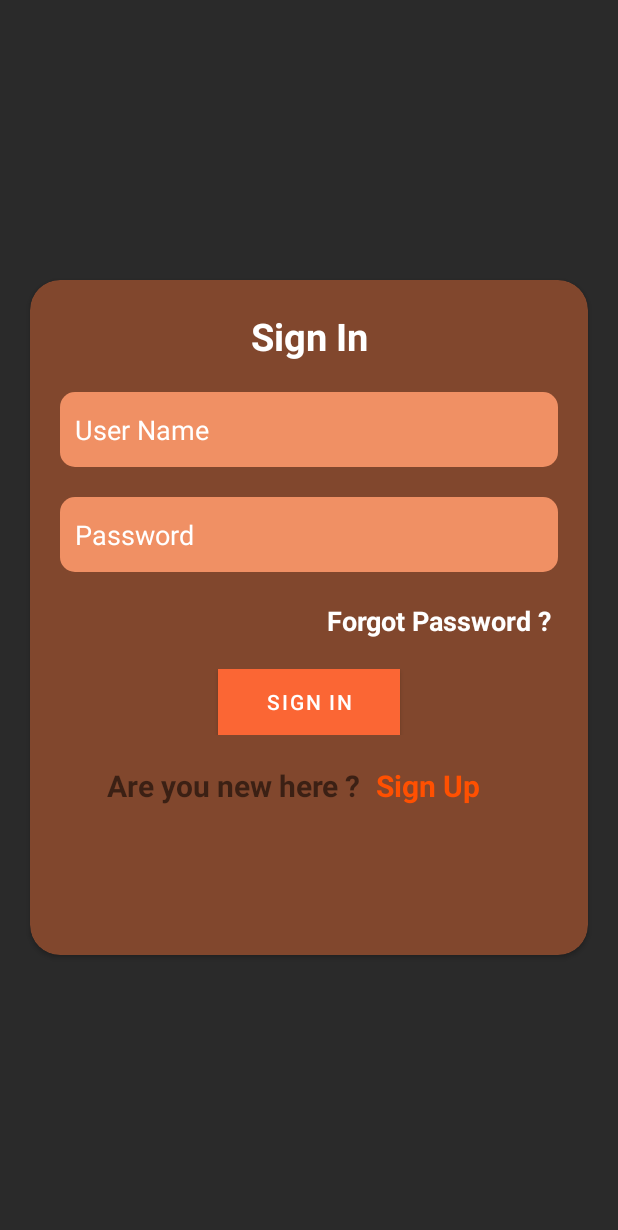
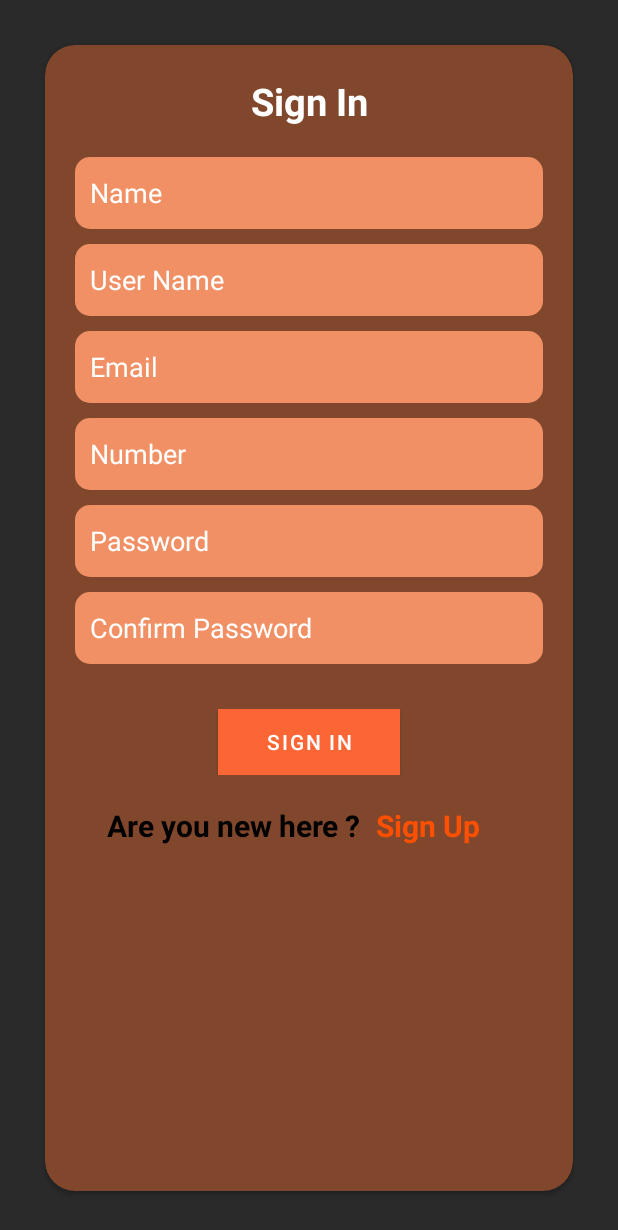
Before and after one commit to Nahidhasan24/MotionAds_Android_NahidSoft, an Android app: the fragment RegisterFragment shown on its own in the app's theme, on a phone screen of 412 x 824 dp. Shown: the top 1230 px of the screen. Run offline under Robolectric (Android 15) with nearby library versions, the phone set to English and light mode, and no system bars; Roboto replaces fonts that are not available here; 1 statement that could not run was skipped.

Commit message:
log in and register xml work dekhe niyen

```diff
--- a/app/src/main/res/layout/fragment_login.xml
+++ b/app/src/main/res/layout/fragment_login.xml
@@ -13,11 +13,8 @@
         android:layout_centerInParent="true"
         app:cardCornerRadius="20sp"
         android:backgroundTint="#81472D"
-        android:layout_margin="20sp">
-        <ScrollView
-            android:layout_width="match_parent"
-            android:layout_height="match_parent"
-            >
+        android:layout_margin="30sp">
+
             <LinearLayout
                 android:layout_width="match_parent"
                 android:layout_height="match_parent"
@@ -30,7 +27,7 @@
                     android:layout_gravity="center"
                     android:gravity="center"
                     android:fontFamily="@font/aclonica"
-                    android:layout_marginTop="20dp"
+                    android:layout_marginTop="40dp"
                     android:textSize="25sp"
                     android:textColor="@color/white"
                     android:textStyle="bold"/>
@@ -60,7 +57,7 @@
                     android:layout_marginStart="20sp"
                     android:layout_marginEnd="20sp"
                     android:background="@drawable/edittextbg"
-                    android:layout_marginTop="20dp"
+                    android:layout_marginTop="15dp"
                     android:hint="Password"
                     android:textColor="@color/white"
                     android:textColorHint="@color/white"
@@ -108,6 +105,7 @@
                     <TextView
                         android:textStyle="bold"
                         android:textSize="20sp"
+                        android:textColor="@color/black"
                         android:layout_width="wrap_content"
                         android:fontFamily="@font/aclonica"
                         android:layout_height="wrap_content"
@@ -129,7 +127,7 @@
 
 
             </LinearLayout>
-        </ScrollView>
+
     </androidx.cardview.widget.CardView>
 
 
--- a/app/src/main/res/layout/fragment_register.xml
+++ b/app/src/main/res/layout/fragment_register.xml
@@ -9,15 +9,14 @@
 
     <androidx.cardview.widget.CardView
         android:layout_width="match_parent"
-        android:layout_height="450dp"
+        android:layout_height="match_parent"
         android:layout_centerInParent="true"
         app:cardCornerRadius="20sp"
         android:backgroundTint="#81472D"
-        android:layout_margin="20sp">
-        <ScrollView
-            android:layout_width="match_parent"
-            android:layout_height="match_parent"
-            >
+        android:layout_margin="30sp">
+
+
+
             <LinearLayout
                 android:layout_width="match_parent"
                 android:layout_height="match_parent"
@@ -26,106 +25,154 @@
                 <TextView
                     android:layout_width="match_parent"
                     android:layout_height="wrap_content"
+                    android:layout_gravity="center"
+                    android:layout_marginTop="20dp"
+                    android:gravity="center"
                     android:text="Sign In"
-                    android:layout_gravity="center"
-                    android:gravity="center"
-                    android:layout_marginTop="20dp"
+                    android:textColor="@color/white"
                     android:textSize="25sp"
-                    android:textColor="@color/white"
-                    android:textStyle="bold"/>
+                    android:textStyle="bold" />
 
 
                 <EditText
+                    android:id="@+id/nameInput"
+                    android:layout_width="match_parent"
+                    android:layout_height="48dp"
+                    android:layout_marginStart="20sp"
+                    android:layout_marginTop="20dp"
+                    android:layout_marginEnd="20sp"
+                    android:background="@drawable/edittextbg"
+                    android:hint="Name"
                     android:inputType="text"
+                    android:maxLines="1"
+                    android:paddingStart="10dp"
+                    android:textColor="@color/white"
+                    android:textColorHint="@color/white" />
+
+                <EditText
                     android:id="@+id/usernameInput"
                     android:layout_width="match_parent"
-                    android:layout_height="50dp"
+                    android:layout_height="48dp"
                     android:layout_marginStart="20sp"
+                    android:layout_marginTop="10dp"
                     android:layout_marginEnd="20sp"
                     android:background="@drawable/edittextbg"
-                    android:layout_marginTop="20dp"
                     android:hint="User Name"
+                    android:inputType="text"
+                    android:maxLines="1"
+                    android:paddingStart="10dp"
                     android:textColor="@color/white"
-                    android:textColorHint="@color/white"
-                    android:paddingStart="10dp"
-                    android:maxLines="1"
-                    />
+                    android:textColorHint="@color/white" />
 
                 <EditText
-                    android:inputType="textPassword"
-                    android:id="@+id/passwordInput"
+                    android:id="@+id/emailInput"
                     android:layout_width="match_parent"
-                    android:layout_height="50dp"
+                    android:layout_height="48dp"
                     android:layout_marginStart="20sp"
+                    android:layout_marginTop="10dp"
                     android:layout_marginEnd="20sp"
                     android:background="@drawable/edittextbg"
-                    android:layout_marginTop="20dp"
+                    android:hint="Email"
+                    android:inputType="text"
+                    android:maxLines="1"
+                    android:paddingStart="10dp"
+                    android:textColor="@color/white"
+                    android:textColorHint="@color/white" />
+
+                <EditText
+                    android:id="@+id/numberInput"
+                    android:layout_width="match_parent"
+                    android:layout_height="48dp"
+                    android:layout_marginStart="20sp"
+                    android:layout_marginTop="10dp"
+                    android:layout_marginEnd="20sp"
+                    android:background="@drawable/edittextbg"
+                    android:hint="Number"
+                    android:inputType="text"
+                    android:maxLines="1"
+                    android:paddingStart="10dp"
+                    android:textColor="@color/white"
+                    android:textColorHint="@color/white" />
+
+                <EditText
+                    android:id="@+id/passInput"
+                    android:layout_width="match_parent"
+                    android:layout_height="48dp"
+                    android:layout_marginStart="20sp"
+                    android:layout_marginTop="10dp"
+                    android:layout_marginEnd="20sp"
+                    android:background="@drawable/edittextbg"
                     android:hint="Password"
+                    android:inputType="text"
+                    android:maxLines="1"
+                    android:paddingStart="10dp"
                     android:textColor="@color/white"
-                    android:textColorHint="@color/white"
+                    android:textColorHint="@color/white" />
+
+                <EditText
+                    android:id="@+id/cpassInput"
+                    android:layout_width="match_parent"
+                    android:layout_height="48dp"
+                    android:layout_marginStart="20sp"
+                    android:layout_marginTop="10dp"
+                    android:layout_marginEnd="20sp"
+                    android:background="@drawable/edittextbg"
+                    android:hint="Confirm Password"
+                    android:inputType="textPassword"
+                    android:maxLines="1"
                     android:paddingStart="10dp"
-                    android:maxLines="1"
-                    />
-                <TextView
-                    android:id="@+id/forgetPassword"
-                    android:layout_gravity="end"
-                    android:gravity="end"
-                    android:layout_marginEnd="20sp"
-                    android:layout_marginTop="20sp"
-                    android:textSize="18sp"
-                    android:textStyle="bold"
                     android:textColor="@color/white"
-                    android:layout_width="match_parent"
-                    android:layout_height="wrap_content"
-                    android:text="Forgot Password ? "/>
+                    android:textColorHint="@color/white" />
 
 
                 <LinearLayout
-                    android:layout_marginTop="20sp"
                     android:layout_width="match_parent"
                     android:layout_height="wrap_content"
-                    android:orientation="vertical"
                     android:layout_gravity="center"
-                    android:gravity="center">
+                    android:layout_marginTop="30sp"
+                    android:gravity="center"
+                    android:orientation="vertical">
+
                     <Button
                         android:id="@+id/signInBtn"
                         android:layout_width="121dp"
                         android:layout_height="44dp"
                         android:background="@drawable/button_bg"
                         android:text="Sign In"
-                        android:textColor="@color/white"/>
+                        android:textColor="@color/white" />
                 </LinearLayout>
 
                 <LinearLayout
-                    android:layout_marginTop="20sp"
                     android:layout_width="match_parent"
                     android:layout_height="wrap_content"
                     android:layout_gravity="center"
+                    android:layout_marginTop="20sp"
                     android:gravity="center"
                     android:orientation="horizontal">
+
                     <TextView
-                        android:textStyle="bold"
-                        android:textSize="20sp"
                         android:layout_width="wrap_content"
                         android:layout_height="wrap_content"
-                        android:text="Are you new here ?"/>
+                        android:text="Are you new here ?"
+                        android:textSize="20sp"
+                        android:textStyle="bold"
+                        android:textColor="@color/black"/>
 
                     <TextView
                         android:id="@+id/sendRegisterBtn"
-                        android:layout_marginStart="10dp"
-                        android:textStyle="bold"
-                        android:textSize="20sp"
                         android:layout_width="wrap_content"
                         android:layout_height="match_parent"
+                        android:layout_marginStart="10dp"
+                        android:layout_marginEnd="20sp"
                         android:text="Sign Up"
                         android:textColor="#FF5001"
-                        android:layout_marginEnd="20sp"/>
+                        android:textSize="20sp"
+                        android:textStyle="bold" />
                 </LinearLayout>
 
 
+            </LinearLayout>
 
-            </LinearLayout>
-        </ScrollView>
     </androidx.cardview.widget.CardView>
 
 
```
